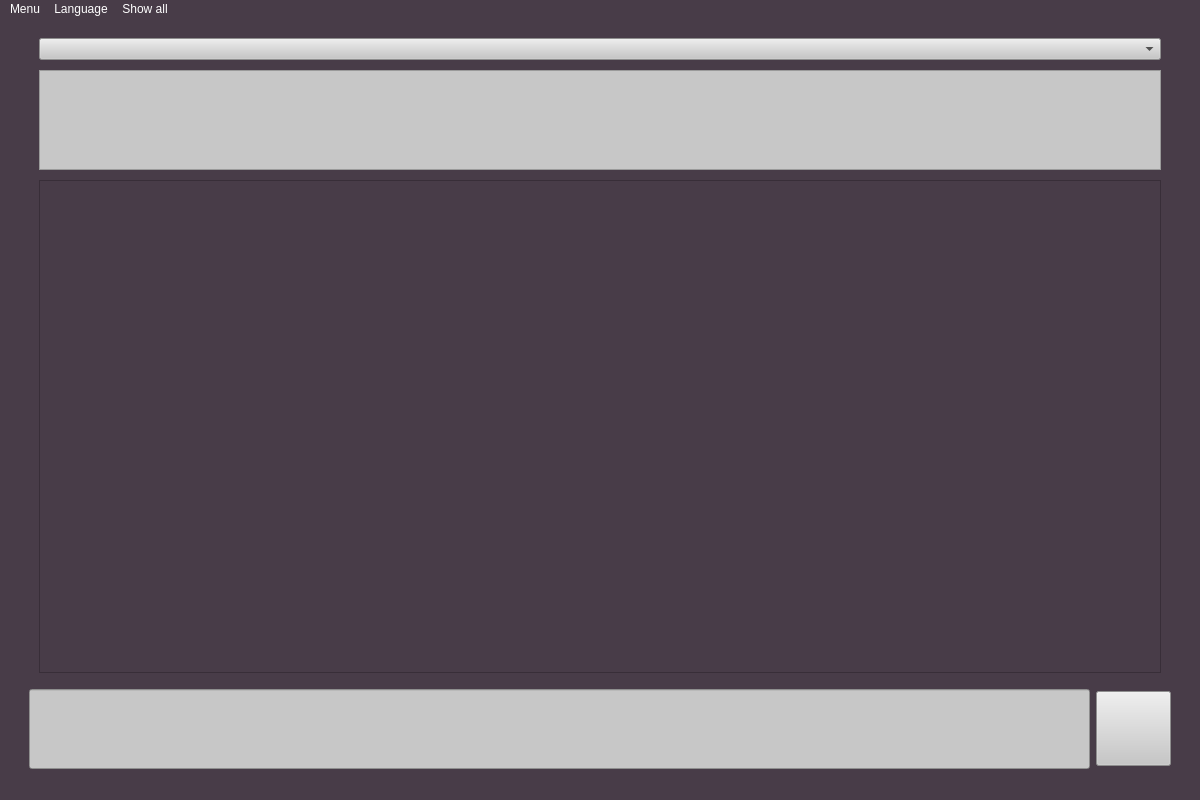
First picture: the form in mainwindow.ui, repository Morality336/BotDetective, before the edit.
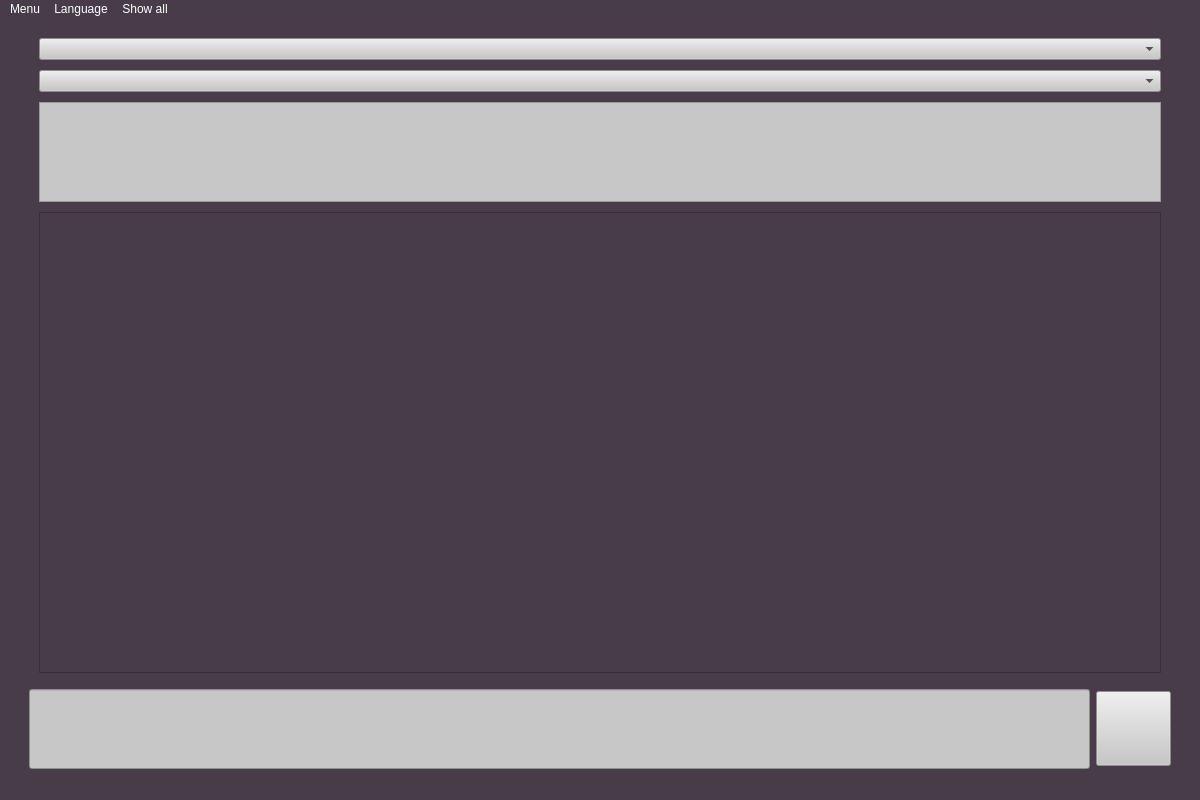
Second picture: the form after the edit. Icons and pictures are not drawn.

```diff
--- a/mainwindow.ui
+++ b/mainwindow.ui
@@ -62,6 +62,15 @@
         </property>
        </widget>
       </item>
+      <item>
+       <widget class="QComboBox" name="SortBy">
+        <property name="styleSheet">
+         <string notr="true">color: black;
+background-color: rgb(199, 199, 199);
+font: 14pt &quot;Arial&quot;;</string>
+        </property>
+       </widget>
+      </item>
       <item>
        <widget class="QTextBrowser" name="BotOut">
         <property name="maximumSize">
@@ -98,7 +107,7 @@
            <x>0</x>
            <y>0</y>
            <width>1120</width>
-           <height>477</height>
+           <height>439</height>
           </rect>
          </property>
         </widget>
```
